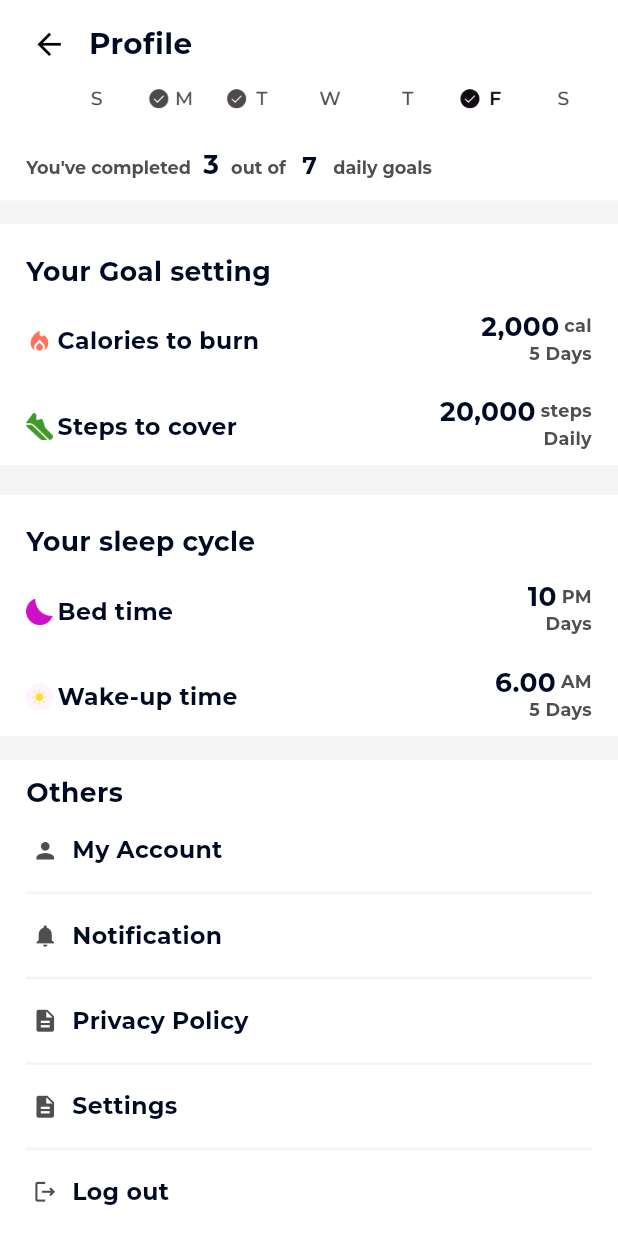
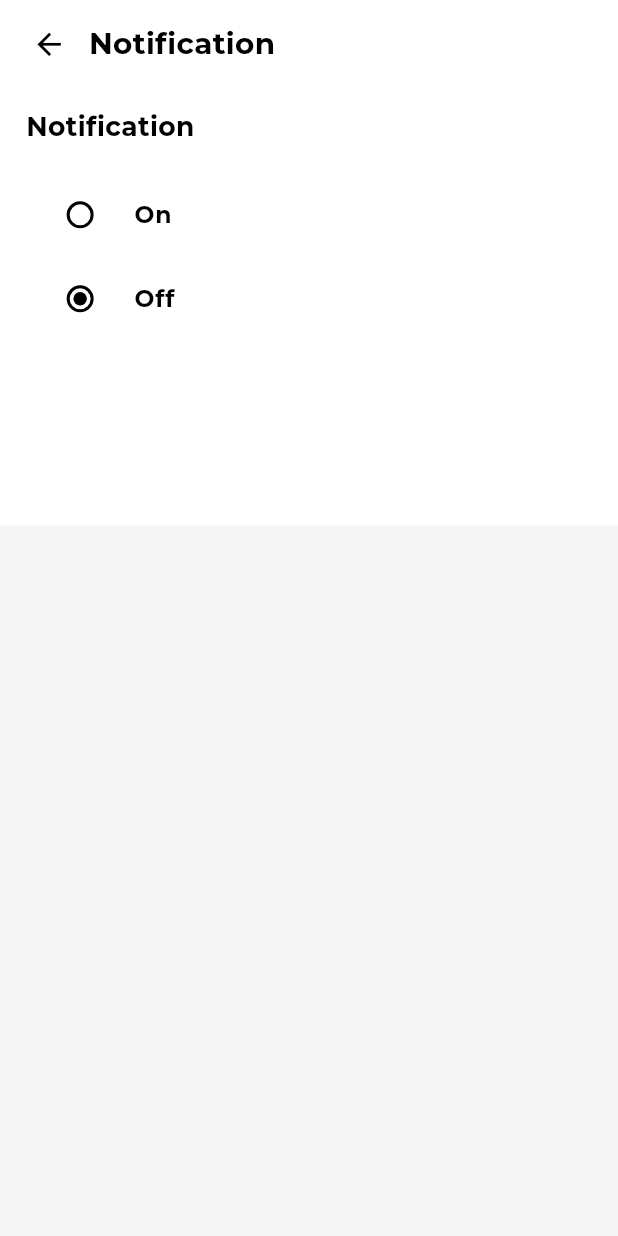
Before and after one commit to AAShayon/fitness_tracking_app, a Flutter app: the Profile screen opened by its route, scrolled down 342 dp, after a tap on "Notification", on a phone screen of 412 x 824 dp. Run offline on Flutter 3.47's test engine with Material 3 defaults, Android fonts, the phone set to English and light mode, and no system bars; our stand-ins replace carousel_slider, device_preview, dio, dots_indicator, easy_localization, fl_chart and 4 more; missing offline and left inert: any_image_view; accounts and stored records are empty; project files that could hold a hidden picture were left out.

Commit message:
Notification --need to add more logic when require

```diff
--- a/lib/model/service/localization/language/bn.json
+++ b/lib/model/service/localization/language/bn.json
@@ -29,5 +29,6 @@
   "Your Goal setting": "আপনার লক্ষ্য নির্ধারণ",
   "Your sleep cycle": "আপনার ঘুমের চক্র",
   "Others": "অন্নান্য",
-  "Profile": "প্রোফাইল"
+  "Profile": "প্রোফাইল",
+  "Notifications are off. Please go to the Notification screen and turn them on.": "বিজ্ঞপ্তি বন্ধ আছে। দয়া করে বিজ্ঞপ্তি স্ক্রিনে যান এবং এটি চালু করুন।"
 }
--- a/lib/model/service/localization/language/en.json
+++ b/lib/model/service/localization/language/en.json
@@ -29,5 +29,6 @@
   "Your Goal setting":"Your Goal setting",
   "Your sleep cycle":"Your sleep cycle",
   "Others":"Others",
-  "Profile":"Profile"
+  "Profile":"Profile",
+  "Notifications are off. Please go to the Notification screen and turn them on.": "Notifications are off. Please go to the Notification screen and turn them on."
 }
--- a/lib/modules/home/view/home.dart
+++ b/lib/modules/home/view/home.dart
@@ -7,6 +7,7 @@ import 'package:fitness_tracking_app/modules/home/view/widgets/daily_activities.
 import 'package:fitness_tracking_app/modules/home/view/widgets/goals.dart';
 import 'package:fitness_tracking_app/modules/home/view/widgets/statistics_progress.dart';
 import 'package:fitness_tracking_app/modules/home/viewModel/home_view_model.dart';
+import 'package:fitness_tracking_app/modules/profile/view/widgets/notification.dart';
 import 'package:fitness_tracking_app/utils/constant/app_utility_helper.dart';
 import 'package:fitness_tracking_app/utils/constant/colors.dart';
 import 'package:fitness_tracking_app/utils/theme/custom_themes/text_themes.dart';
@@ -77,7 +78,7 @@ class _HomeState extends State {
                                   ),
                                   SizedBox(height: 4.h),
                                   Text(
-                                    AppHelperFunctions.getFormattedDate(context, DateTime.now()).tr(),
+                                    AppHelperFunctions.getFormattedDate(context, DateTime.now()),
                                     style: TextStyle(
                                       fontSize: 12.sp,
                                       color: AppColors.customGray,
@@ -93,7 +94,22 @@ class _HomeState extends State {
                             splashColor: Colors.transparent,
                             hoverColor: Colors.transparent,
                             onTap: () {
-                             homeViewModel.togglePause();
+                            homeViewModel.notificationOn?
+                           homeViewModel.togglePause(): AppHelperFunctions.showAlert(
+                              context,
+                              'Notification',
+                              'Notifications are off. Please go to the Notification screen and turn them on.'.tr(),
+                              AppColors.light,
+                                  () {
+                                // Close the alert dialog and navigate to the Notification Setting
+                                Navigator.of(context).pop();
+                                Future.delayed(const Duration(milliseconds: 300), () {
+                                  if (context.mounted) {
+                                    AppHelperFunctions.navigateToScreen(context, const NotificationSetting());
+                                  }
+                                });
+                              },
+                            );
                             },
                             child: Container(
                               width: 35.sp,
--- a/lib/modules/profile/view/profile.dart
+++ b/lib/modules/profile/view/profile.dart
@@ -66,6 +66,7 @@ import 'package:easy_localization/easy_localization.dart';
 import 'package:fitness_tracking_app/main.dart';
 import 'package:fitness_tracking_app/modules/auth/view/login.dart';
 import 'package:fitness_tracking_app/modules/home/viewModel/home_view_model.dart';
+import 'package:fitness_tracking_app/modules/profile/view/widgets/notification.dart';
 import 'package:fitness_tracking_app/modules/profile/view/widgets/user_setting.dart';
 import 'package:fitness_tracking_app/utils/constant/app_utility_helper.dart';
 import 'package:fl_chart/fl_chart.dart';
@@ -473,7 +474,7 @@ class Profile extends StatelessWidget {
 
                       ProfileButton(btnName: 'My Account',iconData: Icons.person,onPressed: (){},),
                       Container(height: 2.h,color: AppColors.accent,),
-                      ProfileButton(iconData: Icons.notifications, btnName: 'Notification',onPressed: (){},),
+                      ProfileButton(iconData: Icons.notifications, btnName: 'Notification',onPressed: (){AppHelperFunctions.navigateToScreen(context, const NotificationSetting());},),
                       Container(height: 2.h,color: AppColors.accent,),
                       ProfileButton(iconData: Icons.description, btnName: 'Privacy Policy',onPressed: (){},),
                       Container(height: 2.h,color: AppColors.accent,),
--- /dev/null
+++ b/lib/modules/profile/view/widgets/notification.dart
@@ -0,0 +1,136 @@
+import 'package:fitness_tracking_app/modules/home/viewModel/home_view_model.dart';
+import 'package:fitness_tracking_app/utils/constant/app_utility_helper.dart';
+import 'package:fitness_tracking_app/utils/constant/colors.dart';
+import 'package:fitness_tracking_app/utils/theme/custom_themes/text_themes.dart';
+import 'package:flutter/material.dart';
+import 'package:flutter_screenutil/flutter_screenutil.dart';
+import 'package:provider/provider.dart';
+
+class NotificationSetting extends StatelessWidget {
+  const NotificationSetting({super.key});
+
+  @override
+  Widget build(BuildContext context) {
+    final isDark = AppHelperFunctions.isDarkMode(context); // Check if dark mode is active
+
+    // Define colors based on dark mode
+    final activeColor = isDark ? Colors.white : Colors.black;
+    final inactiveColor = isDark ? Colors.grey : Colors.black;
+    final textColor = isDark ? Colors.white : Colors.black;
+    return Consumer<HomeViewModel>(
+      builder: (context, homeViewModel, child) {
+        return Scaffold(
+          appBar: PreferredSize(
+            preferredSize: Size(390.w, 60.h), // AppBar height
+            child: Container(
+              color: isDark ? AppColors.dark : AppColors.primaryLight,
+              child: Column(
+                mainAxisAlignment: MainAxisAlignment.end,
+                children: [
+                  Center(
+                    child: SizedBox(
+                      height: 60.h,
+                      width: 358.w,
+                      child: Row(
+                        children: [
+                          InkWell(
+                            onTap: () {
+                              Navigator.pop(context);
+                            },
+                            child: SizedBox(
+                              height: 60.h,
+                              width: 30.w,
+                              child: Icon(
+                                Icons.arrow_back,
+                                color: textColor, // Ensure correct icon color
+                                size: 24.sp,
+                              ),
+                            ),
+                          ),
+                          SizedBox(width: 10.w),
+                          Text(
+                            'Notification',
+                            style: AppTextTheme.myAppText20(textColor), // Set header text color
+                          ),
+                        ],
+                      ),
+                    ),
+                  ),
+                ],
+              ),
+            ),
+          ),
+          body: ListView(
+            children: [
+              Container(
+                color: isDark ? AppColors.dark : AppColors.primaryLight, // Ensure correct background color
+                height: 297.h,
+                width: 390.w,
+                child: Padding(
+                  padding: EdgeInsets.symmetric(horizontal: 16.5.w),
+                  child: Column(
+                    crossAxisAlignment: CrossAxisAlignment.start,
+                    children: [
+                      SizedBox(height: 14.h),
+                      Text(
+                        "Notification",
+                        style: AppTextTheme.myAppText18(textColor), // Set title text color
+                      ),
+                      SizedBox(height: 20.h),
+
+                      // Wrap in a Theme widget to adjust unselected radio button color
+                      Theme(
+                        data: Theme.of(context).copyWith(
+                          unselectedWidgetColor: inactiveColor, // Color for unselected radio button
+                        ),
+                        child: Column(
+                          children: [
+                            // Notification ON Radio Button
+                            RadioListTile<bool>(
+                              title: Text(
+                                "On",
+                                style: AppTextTheme.myAppText161(
+                                  textColor, // Text color based on theme
+                                ),
+                              ),
+                              value: true, // Radio value for notification ON
+                              groupValue: homeViewModel.notificationOn, // Group value for current state
+                              activeColor: activeColor, // Active radio button color
+                              onChanged: (bool? value) {
+                                if (value != null) {
+                                  homeViewModel.toggleNotification(); // Toggle notification
+                                }
+                              },
+                            ),
+
+                            // Notification OFF Radio Button
+                            RadioListTile<bool>(
+                              title: Text(
+                                "Off",
+                                style: AppTextTheme.myAppText161(
+                                  textColor, // Text color based on theme
+                                ),
+                              ),
+                              value: false, // Radio value for notification OFF
+                              groupValue: homeViewModel.notificationOn, // Group value for current state
+                              activeColor: activeColor, // Active radio button color
+                              onChanged: (bool? value) {
+                                if (value != null) {
+                                  homeViewModel.toggleNotification(); // Toggle notification
+                                }
+                              },
+                            ),
+                          ],
+                        ),
+                      ),
+                    ],
+                  ),
+                ),
+              ),
+            ],
+          ),
+        );
+      },
+    );
+  }
+}
--- a/lib/utils/constant/app_utility_helper.dart
+++ b/lib/utils/constant/app_utility_helper.dart
@@ -10,7 +10,7 @@ class AppHelperFunctions {
     );
   }
 
-  static void showAlert(BuildContext context, String title, String message,Color backgroundColor) {
+  static void showAlert(BuildContext context, String title, String message,Color backgroundColor,dynamic onPressed) {
     showDialog(
       context: context,
       builder: (BuildContext context) {
@@ -20,7 +20,7 @@ class AppHelperFunctions {
           content: Text(message,style: AppTextTheme.myAppText161(Colors.red),),
           actions: [
             TextButton(
-              onPressed: () => Navigator.of(context).pop(),
+              onPressed: onPressed,
               child:  Text('OK',style: AppTextTheme.myAppText161(Colors.red),),
             ),
           ],
```
